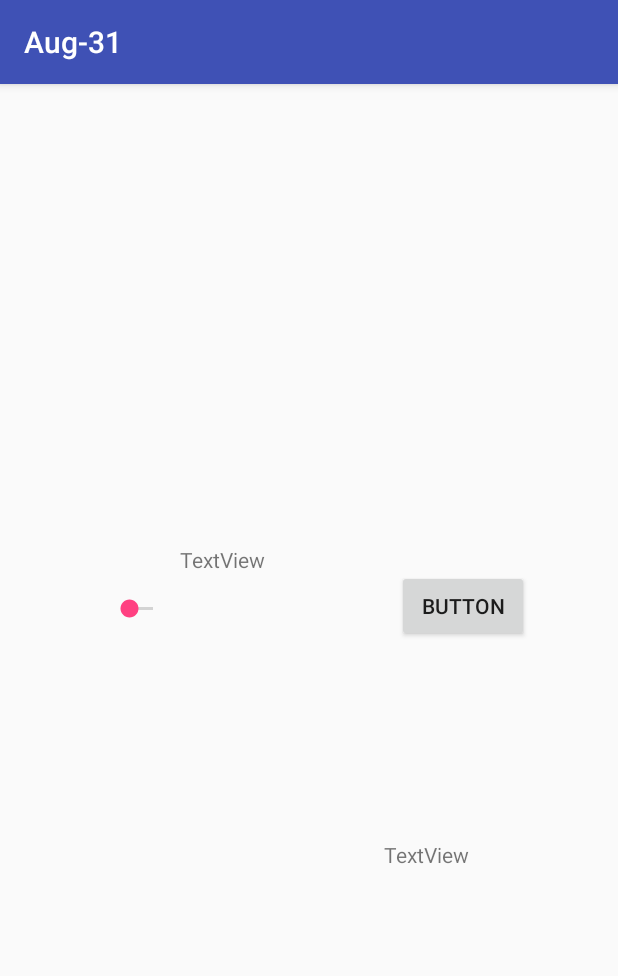
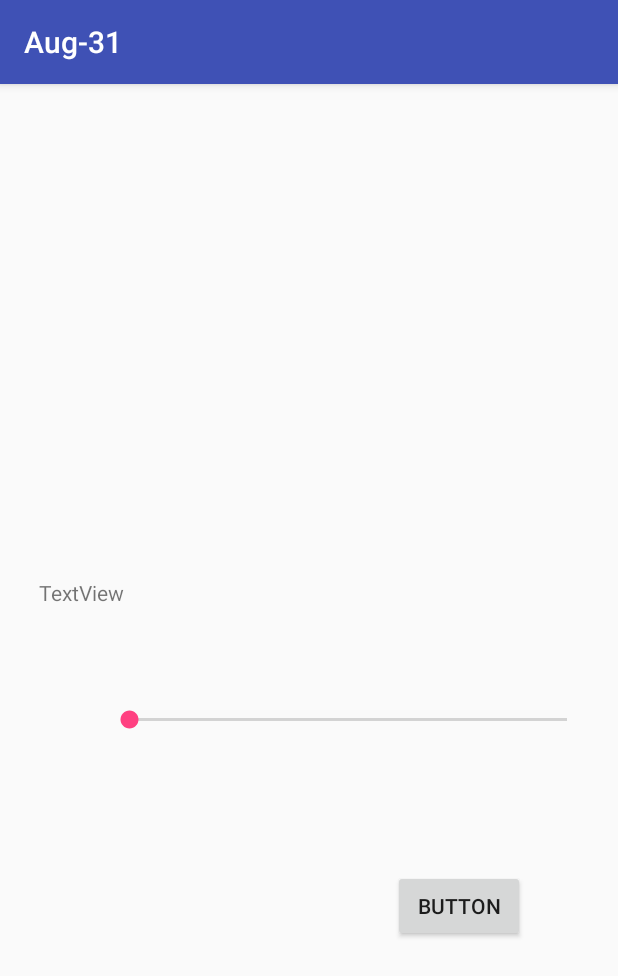
Before and after one commit to mssuh21c/2ndSemester, an Android app: the screen it shows after launch (MainActivity), after a tap on "SHOW ME 3", on a phone screen of 412 x 824 dp. Shown: the top 976 px of the screen. Run offline under Robolectric (Android 15) with nearby library versions, the phone set to English and light mode, and no system bars; 1 statement that could not run was skipped; 3 other taps on this screen came first.

Commit message:
fragmented ㅎㅎㅎ

```diff
--- a/app/src/main/java/com/example/sensational/HYWU/Main3Activity.java
+++ b/app/src/main/java/com/example/sensational/HYWU/Main3Activity.java
@@ -4,7 +4,7 @@
 import android.os.Bundle;
 import android.util.Log;
 
-public class Main3Activity extends AppCompatActivity {
+public class Main3Activity extends AppCompatActivity implements TextSizeSetting.ToolbarListener{
 
     public static final String TAG ="State Change";
 
@@ -18,4 +18,8 @@
         Log.d("markDebug",  " this is onCreate in Main 3 Activity ");
     }
 
+    @Override
+    public void onButtonClick(int position, String message) {
+        Log.d ( "markDebug", " this is on ButtonClick in Screen 3 ");
+    }
 }
--- a/app/src/main/java/com/example/sensational/HYWU/MainActivity.java
+++ b/app/src/main/java/com/example/sensational/HYWU/MainActivity.java
@@ -37,7 +37,6 @@
     protected void onCreate(Bundle savedInstanceState) {
         super.onCreate(savedInstanceState);
 
-        /*    ****     */
         setContentView(R.layout.activity_main);
 
         Log.d("markDebug",  " this is onCreate in Main 1 Activity ");
@@ -53,12 +52,6 @@
         scr3 = Scene.getSceneForLayout(rc, R.layout.activity_main3, this);
         scr4 = Scene.getSceneForLayout(rc, R.layout.activitymainscr4, this);
         scr5 = Scene.getSceneForLayout(rc, R.layout.screen5, this);
-
-
-
-
-
-
 
 
 /*      listener implementation
@@ -137,24 +130,7 @@
     }
 
     public void goTo3 ( View v ) {
-
-
-        /*
-
-        //Intent i = new Intent ( this, Main3Activity.class);       // this is not instantiated yet
-        //startActivity(i);
-        ViewGroup rc;
-        Scene s3;                               // s3 will be used within this scope
-                                                // s1, s2, s3 should be global , and anyone is able to access.....
-
-        rc = (ViewGroup) findViewById(R.id.rootLayout);
-        s3 = Scene.getSceneForLayout(rc, R.layout.activity_main3, this);  // file name of xml
-        s3.enter();
-
-        */
-
         Log.i(" mark Debug ",  " this is at the goTo3 after clicked by button");
-
         scr3.enter();
     }
     public void goTo4 ( View v ) {
--- a/app/src/main/java/com/example/sensational/HYWU/TextSizeSetting.java
+++ b/app/src/main/java/com/example/sensational/HYWU/TextSizeSetting.java
@@ -1,5 +1,6 @@
 package com.example.sensational.HYWU;
 
+import android.app.Activity;
 import android.app.Application;
 import android.os.Bundle;
 import android.support.v4.app.Fragment;
@@ -12,12 +13,22 @@
 import android.widget.Button;
 import android.widget.SeekBar;
 import android.widget.Toast;
+import android.widget.Toolbar;
 
 /**
  * Created by mssuh on 2017-09-24.
  */
 
-public class TextSizeSetting extends Fragment implements SeekBar.OnSeekBarChangeListener {
+public class TextSizeSetting extends Fragment  {
+
+
+    ToolbarListener activityCallback;
+    //Toolbar.OnClickListener activityCallback;
+
+    public interface ToolbarListener {
+            public void onButtonClick ( int position    , String message  );
+
+    }
 
     private static int seekValue =0 ;
 
@@ -26,38 +37,18 @@
 
         View view = inflater.inflate(R.layout.fragment1, viewGroup, false);
 
-/*
-        final SeekBar seekBar = ( SeekBar) view.findViewById(R.id.seekBar) ;
-        seekBar.setOnSeekBarChangeListener( this );
-
-        final Button button = (Button) view.findViewById(R.id.button29);
-        button.setOnClickListener();
-*/
-
-
         return view;
 
     }
 
-
     @Override
-    public void onProgressChanged(SeekBar seekBar, int progress, boolean fromUser) {
-
-        seekValue = progress;
-
-        Log.i("Mark Debug", " Mark is onProgressChanged");
-
-        //Toast.makeText ( getApplicationContext() , "on ProgressChanged", Toast.LENGTH_LONG).show();
-
+    public void onAttach (Activity activity){
+        super.onAttach( activity);
+        activityCallback = (ToolbarListener) activity;
     }
 
-    @Override
-    public void onStartTrackingTouch(SeekBar seekBar) {
-
+    public void buttonClicked ( View view) {
+        activityCallback.onButtonClick( 2, "what is this");
     }
 
-    @Override
-    public void onStopTrackingTouch(SeekBar seekBar) {
-
-    }
 }
--- a/app/src/main/res/layout/activity_main3.xml
+++ b/app/src/main/res/layout/activity_main3.xml
@@ -5,6 +5,7 @@
     android:layout_width="match_parent"
     android:layout_height="match_parent"
     tools:context="com.example.sensational.HYWU.Main3Activity">
+
 
 <RelativeLayout
         android:layout_width="368dp"
--- a/app/src/main/res/layout/fragment1.xml
+++ b/app/src/main/res/layout/fragment1.xml
@@ -8,26 +8,25 @@
         android:id="@+id/button29"
         android:layout_width="wrap_content"
         android:layout_height="wrap_content"
-        android:layout_alignParentEnd="true"
-        android:layout_alignParentTop="true"
-        android:layout_marginEnd="41dp"
-        android:layout_marginTop="34dp"
-        android:text="Button" />
+        android:layout_marginEnd="44dp"
+        android:layout_marginTop="175dp"
+        android:text="Button"
+        android:layout_below="@+id/textView3"
+        android:layout_alignParentEnd="true" />
 
     <TextView
         android:id="@+id/textView3"
-        android:layout_width="wrap_content"
+        android:layout_width="match_parent"
         android:layout_height="wrap_content"
+        android:text="TextView"
+        android:layout_alignParentTop="true"
         android:layout_alignParentStart="true"
-        android:layout_alignParentTop="true"
-        android:layout_marginStart="94dp"
-        android:layout_marginTop="17dp"
-        android:text="TextView" />
+        android:layout_marginTop="39dp" />
 
     <SeekBar
         android:id="@+id/seekBar"
-        android:layout_width="wrap_content"
-        android:layout_height="wrap_content"
+        android:layout_width="match_parent"
+        android:layout_height="match_parent"
         android:layout_alignBottom="@+id/button29"
         android:layout_alignParentStart="true"
         android:layout_marginBottom="13dp"
```
Lines whose indentation alone changed are shown as unchanged.
